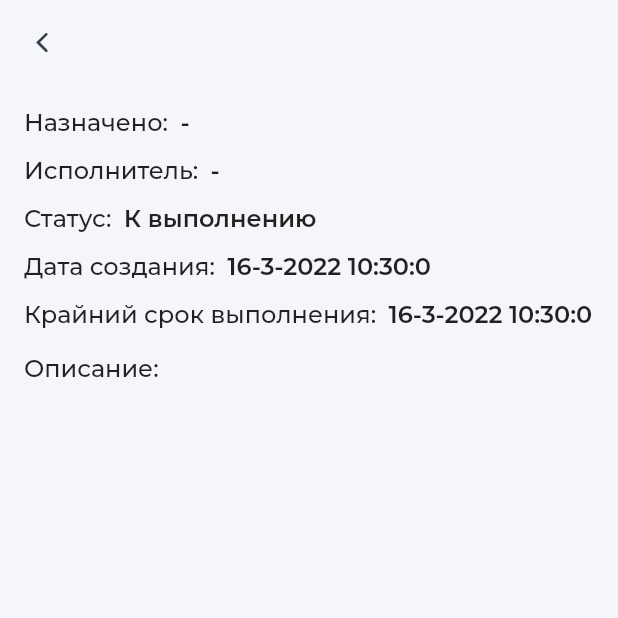
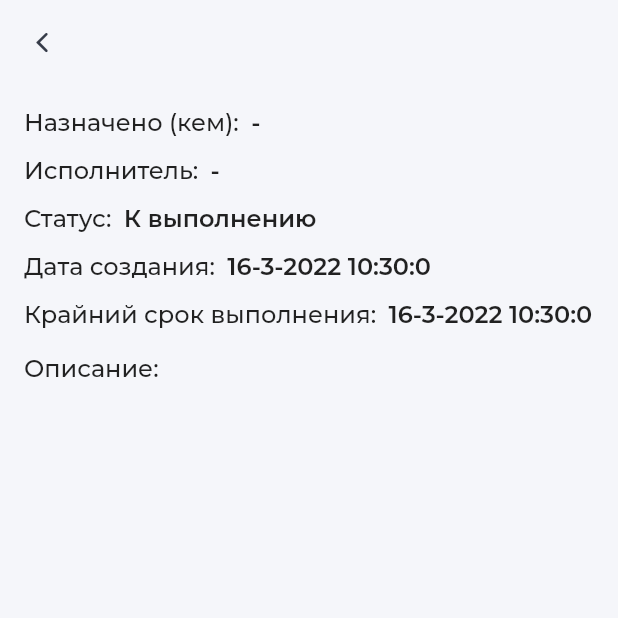
Before and after one commit to SanzharM/task_manager, a Flutter app: the TaskPage screen opened directly with empty values, on a phone screen of 412 x 824 dp, the top half of it. Run offline on Flutter 3.47's test engine with Material 2 defaults, Android fonts, the phone set to English and light mode, and no system bars; our stand-ins replace bloc, cached_network_image, charts_flutter, connectivity, easy_localization, equatable and 6 more; missing offline and left inert: qr_code_scanner; accounts and stored records are empty; project files that could hold a hidden picture were left out.

Commit message:
qr scanner ui updated; task page localized;

```diff
--- a/lib/pages/task_page/task_page.dart
+++ b/lib/pages/task_page/task_page.dart
@@ -3,6 +3,7 @@ import 'package:task_manager/core/models/task.dart';
 import 'package:task_manager/core/utils.dart';
 import 'package:task_manager/core/widgets/app_buttons.dart';
 import 'package:task_manager/core/widgets/empty_box.dart';
+import 'package:easy_localization/easy_localization.dart';
 
 class TaskPage extends StatefulWidget {
   final Task task;
@@ -28,7 +29,7 @@ class _TaskPageState extends State<TaskPage> {
 
     return Scaffold(
       appBar: AppBar(
-        title: Text(_task.title ?? 'Задача'),
+        title: Text(_task.title ?? 'task'.tr()),
         centerTitle: true,
         leading: AppBackButton(),
       ),
@@ -36,31 +37,31 @@ class _TaskPageState extends State<TaskPage> {
         child: Padding(
           padding: const EdgeInsets.symmetric(horizontal: 16.0),
           child: SingleChildScrollView(
-            physics: BouncingScrollPhysics(),
+            physics: const BouncingScrollPhysics(),
             child: Column(
               children: [
                 EmptyBox(height: 16),
-                TaskRow(title: 'Назначено: ', value: _task.creator?.name),
+                TaskRow(title: 'creator'.tr() + ': ', value: _task.creator?.name),
                 EmptyBox(height: 12),
-                TaskRow(title: 'Исполнитель: ', value: _task.performer?.name),
+                TaskRow(title: 'performer'.tr() + ': ', value: _task.performer?.name),
                 EmptyBox(height: 12),
                 TaskRow(
-                  title: 'Статус: ',
+                  title: 'status'.tr() + ': ',
                   value: Utils.taskStatusToString(_task.status),
                 ),
                 EmptyBox(height: 12),
                 TaskRow(
-                  title: 'Дата создания: ',
+                  title: 'created_date'.tr() + ': ',
                   value: Utils.dateToString(_task.createdAt),
                 ),
                 EmptyBox(height: 12),
-                TaskRow(title: 'Крайний срок выполнения: ', value: deadline),
+                TaskRow(title: 'deadline'.tr() + ': ', value: deadline),
                 EmptyBox(height: 16),
-                const Align(
+                Align(
                   alignment: Alignment.centerLeft,
                   child: Text(
-                    'Описание:',
-                    style: TextStyle(fontSize: 16, fontWeight: FontWeight.w500),
+                    'description'.tr() + ':',
+                    style: const TextStyle(fontSize: 16, fontWeight: FontWeight.w500),
                   ),
                 ),
                 EmptyBox(height: 8),
@@ -82,10 +83,8 @@ class TaskRow extends StatelessWidget {
   final String? value;
   const TaskRow({required this.title, required this.value});
 
-  static const _titleStyle =
-      TextStyle(fontSize: 16, fontWeight: FontWeight.w500);
-  static const _valueStyle =
-      TextStyle(fontWeight: FontWeight.w600, fontSize: 16);
+  static const _titleStyle = TextStyle(fontSize: 16, fontWeight: FontWeight.w500);
+  static const _valueStyle = TextStyle(fontWeight: FontWeight.w600, fontSize: 16);
 
   @override
   Widget build(BuildContext context) {
```
Also changed, not shown: assets/translations/en.json (+9 -1 lines), assets/translations/ru.json (+9 -1 lines), lib/pages/qr_scanner_page/qr_scanner_page.dart (+14 -16 lines).
